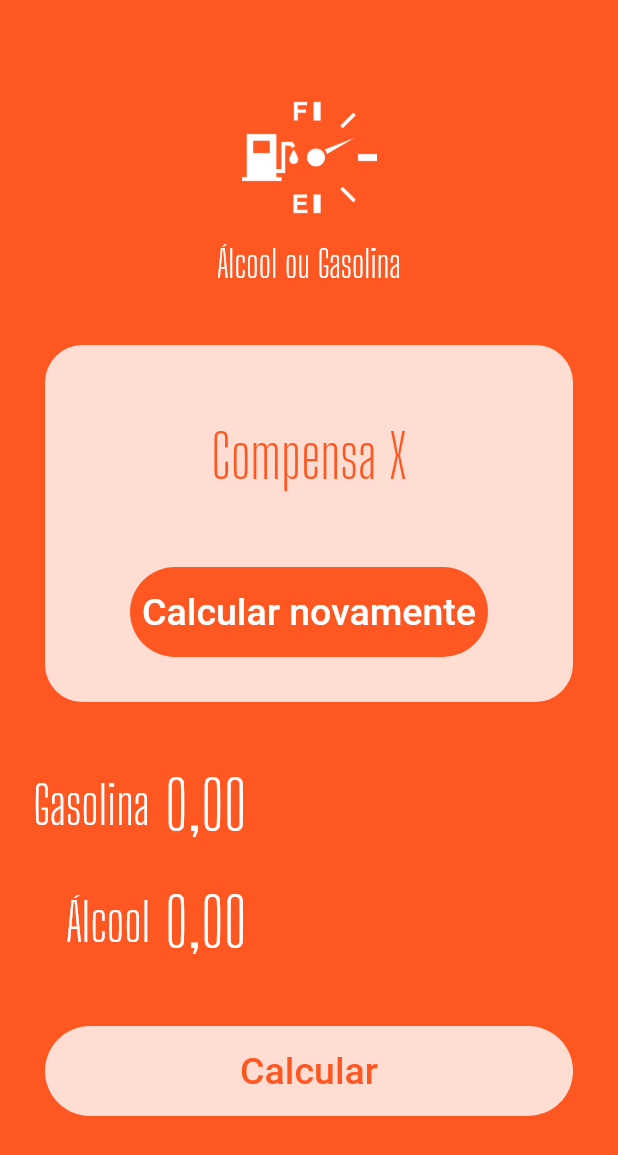
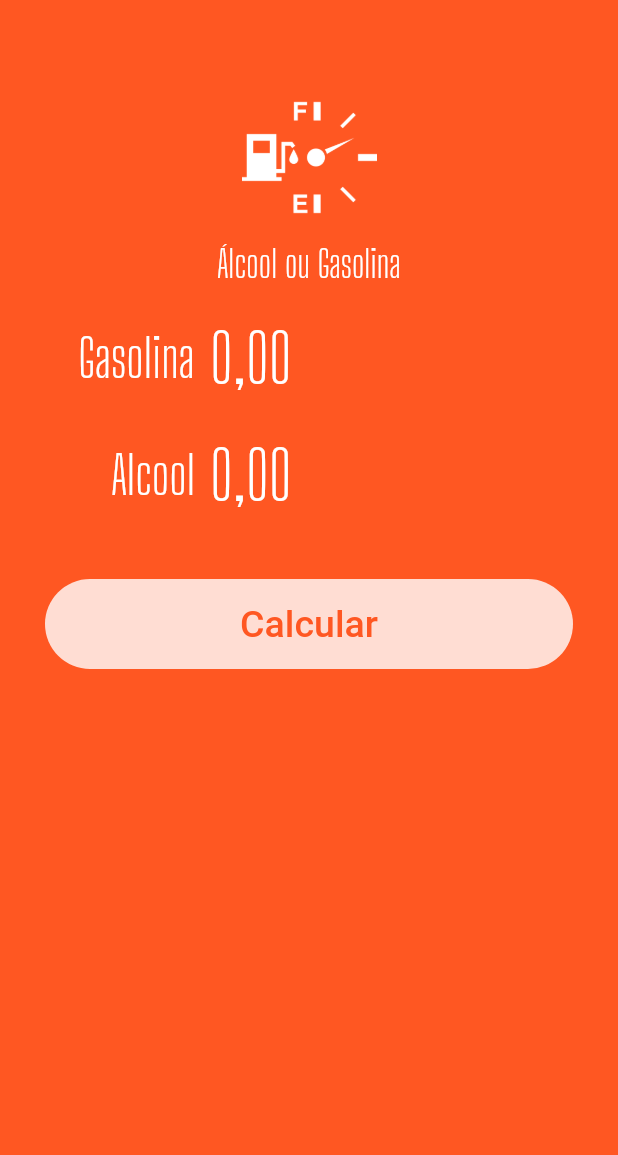
Before and after one commit to MiltonQuirino/gasolina_alcool, a Flutter app: the screen it shows after launch, on a phone screen of 412 x 824 dp. Shown: the top 1155 px of the screen. Run offline on Flutter 3.47's test engine with Material 2 defaults, Android fonts, the phone set to English and light mode, and no system bars; our stand-ins replace flutter_masked_text; Roboto replaces fonts that are missing (Big Sholders Display).

```diff
--- a/lib/Home.page.dart
+++ /dev/null
@@ -1,43 +0,0 @@
-import 'package:flutter/material.dart';
-import 'package:flutter_masked_text/flutter_masked_text.dart';
-import 'package:gasolina_alcool/widgets/input.widget.dart';
-import 'package:gasolina_alcool/widgets/loading-button.widget.dart';
-import 'package:gasolina_alcool/widgets/logo.widget.dart';
-import 'package:gasolina_alcool/widgets/success.widget.dart';
-
-class HomePage extends StatelessWidget {
-  HomePage({Key? key}) : super(key: key);
-
-  var _gasCtrl = MoneyMaskedTextController();
-  var _alcCtrl = MoneyMaskedTextController();
-
-  @override
-  Widget build(BuildContext context) {
-    return Scaffold(
-      backgroundColor: Theme.of(context).primaryColor,
-      body: ListView(
-        children: <Widget>[
-          const Logo(),
-          Success(
-            reset: () {},
-            result: "Compensa X",
-          ),
-          Input(
-            label: "Gasolina",
-            ctrl: _gasCtrl,
-          ),
-          Input(
-            label: "Álcool",
-            ctrl: _alcCtrl,
-          ),
-          LoadingButton(
-            busy: false,
-            func: () {},
-            invert: false,
-            text: "Calcular",
-          ),
-        ],
-      ),
-    );
-  }
-}
--- /dev/null
+++ b/lib/pages/Home.page.dart
@@ -0,0 +1,84 @@
+import 'package:flutter/material.dart';
+import 'package:flutter_masked_text/flutter_masked_text.dart';
+import 'package:gasolina_alcool/widgets/input.widget.dart';
+import 'package:gasolina_alcool/widgets/loading-button.widget.dart';
+import 'package:gasolina_alcool/widgets/logo.widget.dart';
+import 'package:gasolina_alcool/widgets/submit-form.dart';
+import 'package:gasolina_alcool/widgets/success.widget.dart';
+
+class HomePage extends StatefulWidget {
+  HomePage({Key? key}) : super(key: key);
+
+  @override
+  State<HomePage> createState() => _HomePageState();
+}
+
+class _HomePageState extends State<HomePage> {
+  var _complete = false;
+  var _resultText = "";
+  var gasCtrl = MoneyMaskedTextController();
+  var alcCtrl = MoneyMaskedTextController();
+  var _busy = false;
+
+  Function()? submitFunc;
+
+  @override
+  Widget build(BuildContext context) {
+    return Scaffold(
+      backgroundColor: Theme.of(context).primaryColor,
+      body: ListView(
+        children: <Widget>[
+          const Logo(),
+          _complete
+              ? Success(
+                  result: _resultText,
+                  reset: reset,
+                )
+              : SubmitForm(
+                  gasCtrl: gasCtrl,
+                  alcCtrl: alcCtrl,
+                  busy: _busy,
+                  submitFunc: calculate,
+                )
+        ],
+      ),
+    );
+  }
+
+  Future calculate() async {
+    double alc =
+        double.parse(alcCtrl.text.replaceAll(new RegExp(r'[,.]'), '')) / 100;
+    double gas =
+        double.parse(gasCtrl.text.replaceAll(new RegExp(r'[,.]'), '')) / 100;
+    double res = alc / gas;
+
+    setState(() {
+      _complete = false;
+      _busy = true;
+    });
+
+    return Future.delayed(
+      const Duration(seconds: 1),
+      () => {
+        setState(() {
+          if (res >= 0.7) {
+            _resultText = "Compensa Gasolina";
+          } else {
+            _resultText = "Compensa utilizar Álcool";
+          }
+          _busy = true;
+          _complete = true;
+        })
+      },
+    );
+  }
+
+  reset() {
+    setState(() {
+      alcCtrl = new MoneyMaskedTextController();
+      gasCtrl = new MoneyMaskedTextController();
+      _complete = false;
+      _busy = false;
+    });
+  }
+}
--- a/lib/widgets/loading-button.widget.dart
+++ b/lib/widgets/loading-button.widget.dart
@@ -26,6 +26,7 @@ class LoadingButton extends StatelessWidget {
         : Container(
             margin: const EdgeInsets.all(30),
             height: 60,
+            width: double.infinity,
             decoration: BoxDecoration(
                 color: invert
                     ? Theme.of(context).primaryColor
--- /dev/null
+++ b/lib/widgets/submit-form.dart
@@ -0,0 +1,53 @@
+import 'package:flutter/material.dart';
+import 'package:flutter_masked_text/flutter_masked_text.dart';
+import 'package:gasolina_alcool/widgets/input.widget.dart';
+
+import 'loading-button.widget.dart';
+
+class SubmitForm extends StatelessWidget {
+  var gasCtrl = MoneyMaskedTextController();
+  var alcCtrl = MoneyMaskedTextController();
+  var busy = false;
+  Function()? submitFunc;
+
+  SubmitForm({
+    required this.gasCtrl,
+    required this.alcCtrl,
+    required this.busy,
+    required this.submitFunc,
+  });
+
+  @override
+  Widget build(BuildContext context) {
+    return Column(
+      children: <Widget>[
+        Padding(
+          padding: EdgeInsets.only(
+            left: 30,
+            right: 30,
+          ),
+          child: Input(
+            ctrl: gasCtrl,
+            label: "Gasolina",
+          ),
+        ),
+        Padding(
+          padding: EdgeInsets.only(
+            left: 30,
+            right: 30,
+          ),
+          child: Input(
+            ctrl: alcCtrl,
+            label: "Alcool",
+          ),
+        ),
+        LoadingButton(
+          busy: busy,
+          func: submitFunc,
+          invert: false,
+          text: "Calcular",
+        ),
+      ],
+    );
+  }
+}
```
Also changed, not shown: lib/main.dart (+1 -7 lines).
